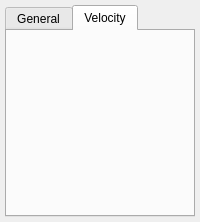
First picture: the form in glue_openspace_thesis/viewer_state_widget.ui, repository OpenSpace/glue-openspace, before the edit.
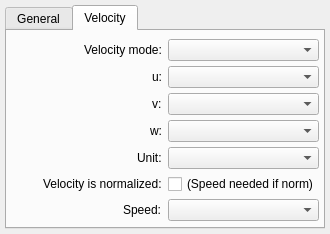
Second picture: the form after the edit. The open tabs and pages were chosen to show the change.

Commit message: Adds ability to send velocity data to OpenSpace

```diff
--- a/glue_openspace_thesis/viewer_state_widget.ui
+++ b/glue_openspace_thesis/viewer_state_widget.ui
@@ -284,7 +284,7 @@
             <attribute name="title">
               <string>Velocity</string>
             </attribute>
-            <layout class="QGridLayout" name="data_points_grid">
+            <layout class="QGridLayout" name="velocity_grid">
               <property name="leftMargin">
                 <number>4</number>
               </property>
@@ -300,6 +300,193 @@
               <property name="verticalSpacing">
                 <number>5</number>
               </property>
+
+              <!--================================================================-->
+              <item row="0" column="0" alignment="Qt::AlignRight">
+                <widget class="QLabel" name="label_velocity_mode">
+                  <property name="text">
+                    <string>Velocity mode:</string>
+                  </property>
+                </widget>
+              </item>
+              <item row="0" column="1">
+                <widget class="QComboBox" name="combosel_velocity_mode">
+                  <property name="sizeAdjustPolicy">
+                    <enum>QComboBox::AdjustToMinimumContentsLength</enum>
+                  </property>
+                </widget>
+              </item>
+              <!--================================================================-->
+              <item row="1" column="0" colspan="2" name="velocity">
+                <widget class="QStackedWidget" name="velocity_stacked_widget">
+                  <property name="currentIndex">
+                    <number>0</number>
+                  </property>
+                  <!--================================================================-->
+                  <!--================================================================-->
+                  <widget class="QWidget" name="velocity_static">
+                    <layout class="QGridLayout" name="velocity_static_grid">
+                      <property name="leftMargin">
+                        <number>0</number>
+                      </property>
+                      <property name="topMargin">
+                        <number>0</number>
+                      </property>
+                      <property name="rightMargin">
+                        <number>0</number>
+                      </property>
+                      <property name="bottomMargin">
+                        <number>0</number>
+                      </property>
+                      <property name="verticalSpacing">
+                        <number>5</number>
+                      </property>
+                      <!--================================================================-->
+                      <item row="0" column="0" alignment="Qt::AlignCenter">
+                        <widget class="QLabel" name="label_velocity_static">
+                          <property name="text">
+                            <string>No velocity data will be sent to OpenSpace in Static mode</string>
+                          </property>
+                        </widget>
+                      </item>
+                      <!--================================================================-->
+                    </layout>
+                  </widget>
+                  <!--================================================================-->
+                  <!--================================================================-->
+                  <widget class="QWidget" name="velocity_motion">
+                    <layout class="QGridLayout" name="velocity_motion_grid">
+                      <property name="leftMargin">
+                        <number>0</number>
+                      </property>
+                      <property name="topMargin">
+                        <number>0</number>
+                      </property>
+                      <property name="rightMargin">
+                        <number>0</number>
+                      </property>
+                      <property name="bottomMargin">
+                        <number>0</number>
+                      </property>
+                      <property name="verticalSpacing">
+                        <number>5</number>
+                      </property>
+                      <!--================================================================-->
+                      <!-- <item row="0" column="0" alignment="Qt::AlignRight">
+                        <widget class="QLabel" name="label_send_velocity">
+                          <property name="text">
+                            <string>Send velocity data to OpenSpace:</string>
+                          </property>
+                        </widget>
+                      </item>
+                      <item row="0" column="1">
+                        <widget class="QCheckBox" name="bool_send_velocity">
+                        </widget>
+                      </item> -->
+                      <!--================================================================-->
+                      <!--================================================================-->
+                      <item row="0" column="0" alignment="Qt::AlignRight">
+                        <widget class="QLabel" name="label_u_att">
+                          <property name="text">
+                            <string>u:</string>
+                          </property>
+                        </widget>
+                      </item>
+                      <item row="0" column="1">
+                        <widget class="QComboBox" name="combosel_u_att">
+                          <property name="sizeAdjustPolicy">
+                            <enum>QComboBox::AdjustToMinimumContentsLength</enum>
+                          </property>
+                        </widget>
+                      </item>
+                      <!--================================================================-->
+                      <!--================================================================-->
+                      <item row="1" column="0" alignment="Qt::AlignRight">
+                        <widget class="QLabel" name="label_v_att">
+                          <property name="text">
+                            <string>v:</string>
+                          </property>
+                        </widget>
+                      </item>
+                      <item row="1" column="1">
+                        <widget class="QComboBox" name="combosel_v_att">
+                          <property name="sizeAdjustPolicy">
+                            <enum>QComboBox::AdjustToMinimumContentsLength</enum>
+                          </property>
+                        </widget>
+                      </item>
+                      <!--================================================================-->
+                      <!--================================================================-->
+                      <item row="2" column="0" alignment="Qt::AlignRight">
+                        <widget class="QLabel" name="label_w_att">
+                          <property name="text">
+                            <string>w:</string>
+                          </property>
+                        </widget>
+                      </item>
+                      <item row="2" column="1">
+                        <widget class="QComboBox" name="combosel_w_att">
+                          <property name="sizeAdjustPolicy">
+                            <enum>QComboBox::AdjustToMinimumContentsLength</enum>
+                          </property>
+                        </widget>
+                      </item>
+                      <!--================================================================-->
+                      <!--================================================================-->
+                      <item row="3" column="0" alignment="Qt::AlignRight">
+                        <widget class="QLabel" name="label_vel_unit_att">
+                          <property name="text">
+                            <string>Unit:</string>
+                          </property>
+                        </widget>
+                      </item>
+                      <item row="3" column="1">
+                        <widget class="QComboBox" name="combosel_vel_unit_att">
+                          <property name="sizeAdjustPolicy">
+                            <enum>QComboBox::AdjustToMinimumContentsLength</enum>
+                          </property>
+                        </widget>
+                      </item>
+                      <!--================================================================-->
+                      <!--================================================================-->
+                      <item row="4" column="0" alignment="Qt::AlignRight">
+                        <widget class="QLabel" name="label_velocity_normalized">
+                          <property name="text">
+                            <string>Velocity is normalized:</string>
+                          </property>
+                        </widget>
+                      </item>
+                      <item row="4" column="1">
+                        <widget class="QCheckBox" name="bool_vel_norm">
+                        <property name="text">
+                            <string>(Speed needed if norm)</string>
+                          </property>
+                        </widget>
+                      </item>
+                      <!--================================================================-->
+                      <!--================================================================-->
+                      <item row="5" column="0" alignment="Qt::AlignRight">
+                        <widget class="QLabel" name="label_speed_att">
+                          <property name="text">
+                            <string>Speed:</string>
+                          </property>
+                        </widget>
+                      </item>
+                      <item row="5" column="1">
+                        <widget class="QComboBox" name="combosel_speed_att">
+                          <property name="sizeAdjustPolicy">
+                            <enum>QComboBox::AdjustToMinimumContentsLength</enum>
+                          </property>
+                        </widget>
+                      </item>
+                      <!--================================================================-->
+                    </layout>
+                  </widget>
+                  <!--================================================================-->
+                </widget>
+              </item>
+              <!--================================================================-->
+
             </layout>
           </widget>
         </widget>
```
Left out of the diff: 1 changed line with no effect on the pictures. The commit also changes 4 other files.
